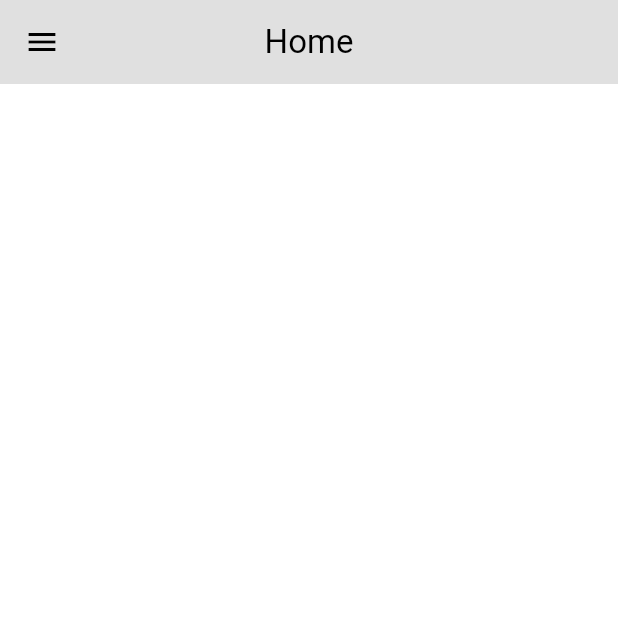
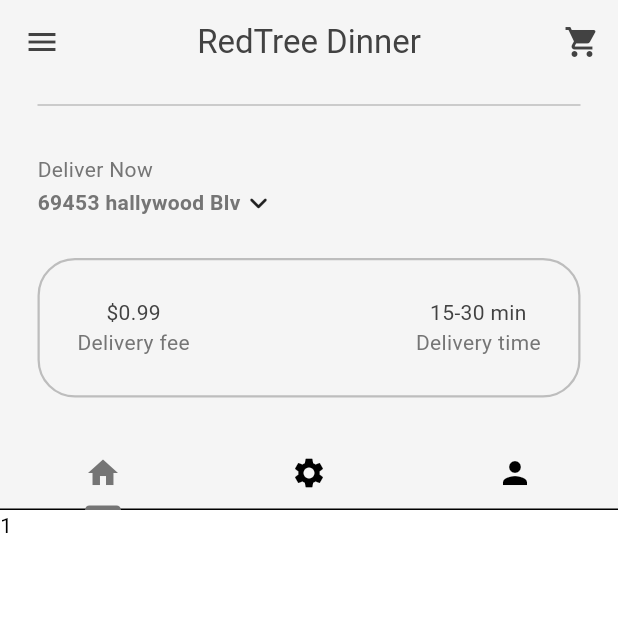
Before and after one commit to merveaa/Online-Food-Order-Application, a Flutter app: the screen it shows after launch, after a tap on "Login", on a phone screen of 412 x 824 dp, the top half of it. Run offline on Flutter 3.47's test engine with Material 3 defaults, Android fonts, the phone set to English and light mode, and no system bars.

Commit message:
homepage updated

```diff
--- /dev/null
+++ b/lib/components/my_current_location.dart
@@ -0,0 +1,61 @@
+import 'package:flutter/material.dart';
+import 'package:flutter/widgets.dart';
+
+class MyCurrentLocation extends StatelessWidget {
+  const MyCurrentLocation({super.key});
+  void openLocationSearchBox(BuildContext context) {
+    showDialog(
+        context: context,
+        builder: (context) => AlertDialog(
+              title: Text("Your Location"),
+              content: TextField(
+                decoration: InputDecoration(hintText: "Search address: "),
+              ),
+              actions: [
+                //cancel button
+                MaterialButton(
+                  onPressed: () => Navigator.pop(context),
+                  child: Text("Cancel"),
+                ),
+                //save button
+                MaterialButton(
+                  onPressed: () => Navigator.pop(context),
+                  child: Text("Save"),
+                )
+              ],
+            ));
+  }
+
+  @override
+  Widget build(BuildContext context) {
+    return Padding(
+      padding: const EdgeInsets.all(25.0),
+      child: Column(
+        crossAxisAlignment: CrossAxisAlignment.start,
+        children: [
+          Text(
+            "Deliver Now",
+            style: TextStyle(color: Theme.of(context).colorScheme.primary),
+          ),
+          GestureDetector(
+            onTap: () => openLocationSearchBox(context),
+            child: Row(
+              children: [
+                //address
+                Text(
+                  "69453 hallywood Blv",
+                  style: TextStyle(
+                      color: Theme.of(context).colorScheme.primary,
+                      fontWeight: FontWeight.bold),
+                ),
+
+                //drop down menu
+                Icon(Icons.keyboard_arrow_down_rounded)
+              ],
+            ),
+          )
+        ],
+      ),
+    );
+  }
+}
--- /dev/null
+++ b/lib/components/my_description_box.dart
@@ -0,0 +1,54 @@
+import 'package:flutter/material.dart';
+
+class MyDescriptionBox extends StatelessWidget {
+  const MyDescriptionBox({super.key});
+
+  @override
+  Widget build(BuildContext context) {
+    //text style
+    var myPrimaryTextStyle =
+        TextStyle(color: Theme.of(context).colorScheme.inversePrimary);
+    var mySecondaryTextStyle =
+        TextStyle(color: Theme.of(context).colorScheme.primary);
+
+    return Container(
+      decoration: BoxDecoration(
+          border: Border.all(
+              color: Theme.of(context).colorScheme.secondary, width: 1.5),
+          borderRadius: BorderRadius.circular(25)),
+      padding: EdgeInsets.all(25.0),
+      margin: EdgeInsets.only(left: 25, right: 25, bottom: 25),
+      child: Row(
+        mainAxisAlignment: MainAxisAlignment.spaceBetween,
+        children: [
+          //delivery fee
+          Column(
+            children: [
+              Text(
+                "\$0.99",
+                style: myPrimaryTextStyle,
+              ),
+              Text(
+                "Delivery fee",
+                style: mySecondaryTextStyle,
+              )
+            ],
+          ),
+          //delivery time
+          Column(
+            children: [
+              Text(
+                "15-30 min",
+                style: myPrimaryTextStyle,
+              ),
+              Text(
+                "Delivery time",
+                style: mySecondaryTextStyle,
+              )
+            ],
+          )
+        ],
+      ),
+    );
+  }
+}
--- /dev/null
+++ b/lib/components/my_sliver_app_bar.dart
@@ -0,0 +1,39 @@
+import 'package:flutter/material.dart';
+
+class MySliverAppBar extends StatelessWidget {
+  final Widget title;
+  final Widget child;
+
+  const MySliverAppBar({super.key, required this.title, required this.child});
+
+  @override
+  Widget build(BuildContext context) {
+    //sliver app bar ile istediğimiz kadar yukarı kaydırırız
+    //default olarak istediimiz kadar yukarı kaydırırız ama pinned ve collapsedheight ile nerede durması gerektiğini belirleyebilriiz
+    return SliverAppBar(
+      expandedHeight: 340, //appbar yüksekliği
+      pinned: true, //kaydırdığımıda appbar kalacak
+      collapsedHeight: 120, // appbarın ne kadarı ekranda kalacak
+      floating: false,
+      title: Text('RedTree Dinner'),
+      centerTitle: true,
+      actions: [
+        //cart button
+        IconButton(onPressed: () {}, icon: Icon(Icons.shopping_cart))
+      ],
+      backgroundColor: Theme.of(context).colorScheme.background,
+      foregroundColor: Theme.of(context).colorScheme.inversePrimary,
+      flexibleSpace: FlexibleSpaceBar(
+        background: Padding(
+          padding: const EdgeInsets.only(bottom: 50.0),
+          child: child,
+        ),
+        title: title,
+        centerTitle: true,
+        expandedTitleScale:
+            1, //default olarak title büyüyüp küçülüyordu, bu şekilde sabitledik büyüklüğünü
+        titlePadding: EdgeInsets.only(top: 0, left: 0, right: 0),
+      ),
+    );
+  }
+}
--- /dev/null
+++ b/lib/components/my_tab_bar.dart
@@ -0,0 +1,29 @@
+import 'package:flutter/material.dart';
+
+class MyTabBar extends StatelessWidget {
+  final TabController tabController;
+  const MyTabBar({super.key, required this.tabController});
+
+  @override
+  Widget build(BuildContext context) {
+    return Container(
+      child: TabBar(
+        controller: tabController,
+        tabs: const [
+          // 1st tab
+          Tab(
+            icon: Icon(Icons.home),
+          ),
+          // 2nd tab
+          Tab(
+            icon: Icon(Icons.settings),
+          ),
+          // 3rd tab
+          Tab(
+            icon: Icon(Icons.person),
+          )
+        ],
+      ),
+    );
+  }
+}
--- a/lib/screens/home_page.dart
+++ b/lib/screens/home_page.dart
@@ -1,5 +1,9 @@
 import 'package:flutter/material.dart';
+import 'package:online_order/components/my_current_location.dart';
+import 'package:online_order/components/my_description_box.dart';
 import 'package:online_order/components/my_drawer.dart';
+import 'package:online_order/components/my_sliver_app_bar.dart';
+import 'package:online_order/components/my_tab_bar.dart';
 
 class HomePage extends StatefulWidget {
   const HomePage({super.key});
@@ -8,16 +12,56 @@ class HomePage extends StatefulWidget {
   State<HomePage> createState() => _HomePageState();
 }
 
-class _HomePageState extends State<HomePage> {
+class _HomePageState extends State<HomePage>
+    with SingleTickerProviderStateMixin {
+//tab controller
+  late TabController _tabController;
+
+  @override
+  void initState() {
+    super.initState();
+    _tabController = TabController(length: 3, vsync: this);
+  }
+
+  @override
+  void dispose() {
+    _tabController.dispose();
+    super.dispose();
+  }
+
   @override
   Widget build(BuildContext context) {
     return Scaffold(
-      appBar: AppBar(
-        title: Text("Home"),
-        centerTitle: true,
-        backgroundColor: Theme.of(context).colorScheme.background,
-      ),
       drawer: MyDrawer(),
+      body: NestedScrollView(
+          headerSliverBuilder: (context, innerBoxIsScrolled) => [
+                MySliverAppBar(
+                    title: MyTabBar(
+                      tabController: _tabController,
+                    ),
+                    child: Column(
+                      mainAxisAlignment: MainAxisAlignment.end,
+                      children: [
+                        Divider(
+                          indent: 25,
+                          endIndent: 25,
+                          color: Theme.of(context).colorScheme.secondary,
+                        ),
+                        //current location
+                        const MyCurrentLocation(),
+                        //description box
+                        const MyDescriptionBox()
+                      ],
+                    ))
+              ],
+          body: TabBarView(
+            controller: _tabController,
+            children: [
+              Text("1"),
+              Text("2"),
+              Text("3"),
+            ],
+          )),
     );
   }
 }
--- a/lib/screens/register_page.dart
+++ b/lib/screens/register_page.dart
@@ -1,6 +1,7 @@
 import 'package:flutter/material.dart';
 import 'package:online_order/components/my_button.dart';
 import 'package:online_order/components/my_textfield.dart';
+import 'package:online_order/screens/home_page.dart';
 
 class RegisterPage extends StatefulWidget {
   final void Function() onTap;
@@ -16,6 +17,10 @@ class _RegisterPageState extends State<RegisterPage> {
   final TextEditingController passwordController = TextEditingController();
   final TextEditingController confirmPasswordController =
       TextEditingController();
+  void register() {
+    Navigator.push(
+        context, MaterialPageRoute(builder: (context) => const HomePage()));
+  }
 
   @override
   Widget build(BuildContext context) {
@@ -67,7 +72,10 @@ class _RegisterPageState extends State<RegisterPage> {
                 obscureText: true),
 
             //login button
-            MyButton(text: "Sign Up"),
+            MyButton(
+              text: "Sign Up",
+              ontap: register,
+            ),
             //login now
             Row(
               mainAxisAlignment: MainAxisAlignment.center,
--- a/lib/themes/dark_mode.dart
+++ b/lib/themes/dark_mode.dart
@@ -1,12 +1,11 @@
 import 'package:flutter/material.dart';
 
 ThemeData darkMode = ThemeData(
-  brightness: Brightness.dark,
   colorScheme: ColorScheme.dark(
-    background: Color.fromARGB(255, 20, 20, 20),
-    primary: Color.fromARGB(255, 122, 122, 122),
-    secondary: Color.fromARGB(255, 30, 30, 30),
-    tertiary: Color.fromARGB(255, 47, 47, 47),
-    inversePrimary: Colors.grey.shade300,
+    background: Colors.black,
+    primary: Colors.grey.shade500,
+    secondary: Colors.grey.shade400,
+    tertiary: Colors.grey.shade900,
+    inversePrimary: Colors.grey.shade500,
   ),
 );
--- a/lib/themes/light_mode.dart
+++ b/lib/themes/light_mode.dart
@@ -2,10 +2,10 @@ import 'package:flutter/material.dart';
 
 ThemeData lightMode = ThemeData(
   colorScheme: ColorScheme.light(
-    background: Colors.grey.shade300,
-    primary: Colors.grey.shade500,
-    secondary: Colors.grey.shade100,
+    background: Colors.grey.shade100,
+    primary: Colors.grey.shade600,
+    secondary: Colors.grey.shade400,
     tertiary: Colors.white,
-    inversePrimary: Colors.grey.shade700,
+    inversePrimary: Colors.grey.shade800,
   ),
 );
```
